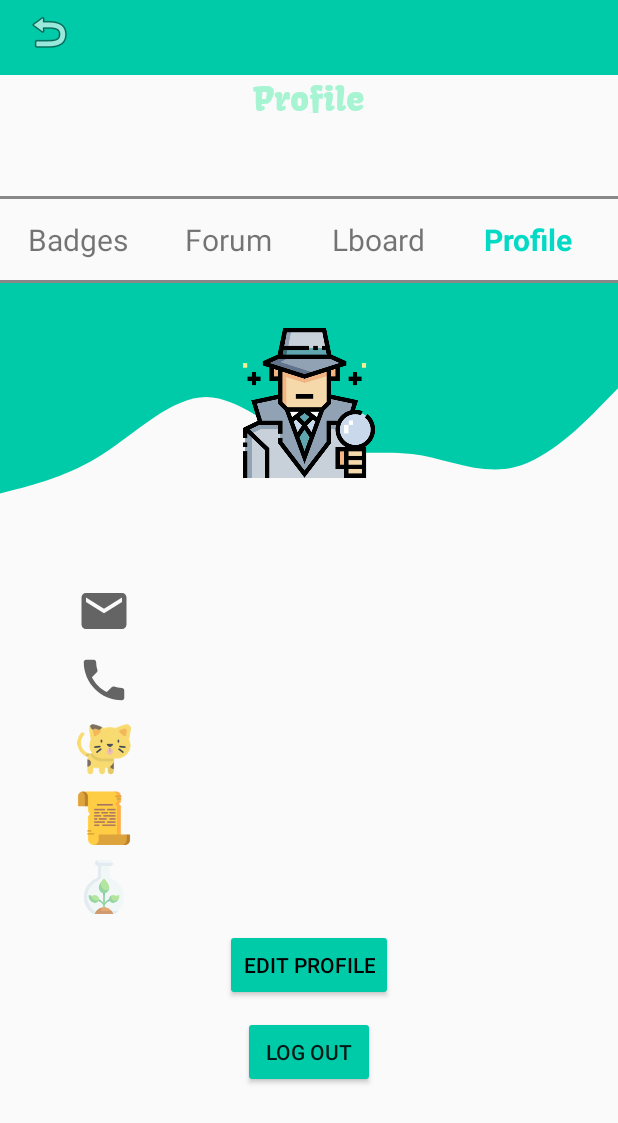
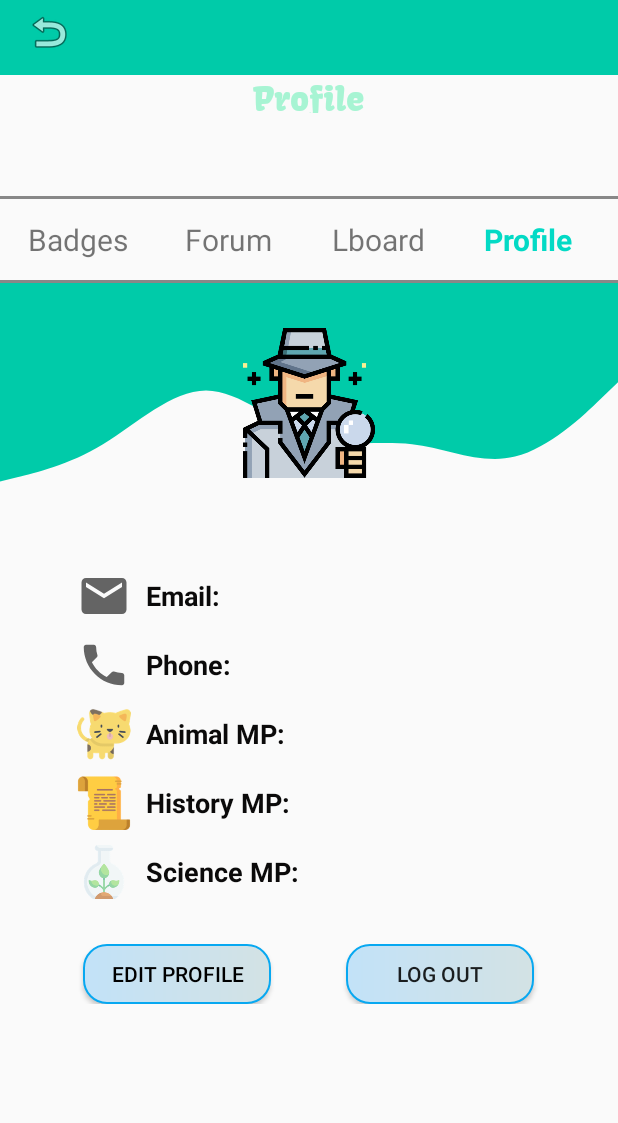
Before and after one commit to craymon777/NousProject, an Android app: the ProfileFragment screen opened directly, with no data from a screen before it, on a phone screen of 412 x 824 dp. Shown: the top 1123 px of the screen. Run offline under Robolectric (Android 15) with nearby library versions, the phone set to English and light mode, and no system bars; our stand-ins replace Firebase (no records; nobody signed in at launch, a user with empty details on screens opened directly); Roboto replaces fonts that are not available here; 8 statements that could not run were skipped.

Commit message:
Modify the Profile Page layout

```diff
--- a/app/src/main/res/layout/fragment_profile.xml
+++ b/app/src/main/res/layout/fragment_profile.xml
@@ -9,7 +9,7 @@
     <RelativeLayout
         android:id="@+id/iconLayout"
         android:layout_width="match_parent"
-        android:layout_height="175dp">
+        android:layout_height="165dp">
         <LinearLayout
             android:background="@drawable/ic_wave"
             android:layout_width="match_parent"
@@ -51,18 +51,31 @@
                 android:orientation="horizontal"
                 android:paddingLeft="25dp">
 
+
+
                 <ImageView
                     android:layout_width="36dp"
                     android:layout_height="36dp"
                     android:src="@drawable/ic_baseline_email_24" />
 
                 <TextView
+                    android:layout_width="wrap_content"
+                    android:layout_height="wrap_content"
+                    android:layout_gravity="center_vertical"
+                    android:paddingStart="10dp"
+                    android:text="Email: "
+                    android:textColor="#0B0A0A"
+                    android:textSize="18sp"
+                    android:textStyle="bold" />
+
+                <TextView
                     android:id="@+id/tvEmail"
                     android:layout_width="wrap_content"
                     android:layout_height="wrap_content"
                     android:layout_gravity="center_vertical"
-                    android:paddingLeft="20dp"
-                    android:textStyle="bold" />
+                    android:paddingLeft="5dp"
+                    android:textColor="#0B0A0A"
+                    android:textSize="18sp" />
             </LinearLayout>
 
             <LinearLayout
@@ -78,12 +91,23 @@
                     android:src="@drawable/ic_baseline_phone_24" />
 
                 <TextView
+                    android:layout_width="wrap_content"
+                    android:layout_height="wrap_content"
+                    android:layout_gravity="center_vertical"
+                    android:paddingStart="10dp"
+                    android:text="Phone: "
+                    android:textColor="#0B0A0A"
+                    android:textSize="18sp"
+                    android:textStyle="bold" />
+
+                <TextView
                     android:id="@+id/tvPhoneNo"
                     android:layout_width="wrap_content"
                     android:layout_height="wrap_content"
                     android:layout_gravity="center_vertical"
-                    android:paddingLeft="20dp"
-                    android:textStyle="bold" />
+                    android:paddingLeft="5dp"
+                    android:textColor="#0B0A0A"
+                    android:textSize="18sp" />
             </LinearLayout>
 
             <LinearLayout
@@ -99,12 +123,23 @@
                     android:src="@drawable/ic_animal" />
 
                 <TextView
+                    android:layout_width="wrap_content"
+                    android:layout_height="wrap_content"
+                    android:layout_gravity="center_vertical"
+                    android:paddingStart="10dp"
+                    android:text="Animal MP: "
+                    android:textColor="#0B0A0A"
+                    android:textSize="18sp"
+                    android:textStyle="bold" />
+
+                <TextView
                     android:id="@+id/tvAnimal"
                     android:layout_width="wrap_content"
                     android:layout_height="wrap_content"
                     android:layout_gravity="center_vertical"
-                    android:paddingLeft="20dp"
-                    android:textStyle="bold" />
+                    android:paddingLeft="5dp"
+                    android:textColor="#0B0A0A"
+                    android:textSize="18sp" />
             </LinearLayout>
 
             <LinearLayout
@@ -120,12 +155,23 @@
                     android:src="@drawable/ic_history" />
 
                 <TextView
+                    android:layout_width="wrap_content"
+                    android:layout_height="wrap_content"
+                    android:layout_gravity="center_vertical"
+                    android:paddingStart="10dp"
+                    android:text="History MP: "
+                    android:textColor="#0B0A0A"
+                    android:textSize="18sp"
+                    android:textStyle="bold" />
+
+                <TextView
                     android:id="@+id/tvhistory"
                     android:layout_width="wrap_content"
                     android:layout_height="wrap_content"
                     android:layout_gravity="center_vertical"
-                    android:paddingLeft="20dp"
-                    android:textStyle="bold" />
+                    android:paddingLeft="5dp"
+                    android:textColor="#0B0A0A"
+                    android:textSize="18sp" />
             </LinearLayout>
 
             <LinearLayout
@@ -141,32 +187,54 @@
                     android:src="@drawable/ic_science" />
 
                 <TextView
+                    android:layout_width="wrap_content"
+                    android:layout_height="wrap_content"
+                    android:layout_gravity="center_vertical"
+                    android:paddingStart="10dp"
+                    android:text="Science MP: "
+                    android:textColor="#0B0A0A"
+                    android:textSize="18sp"
+                    android:textStyle="bold" />
+
+                <TextView
                     android:id="@+id/tvScience"
                     android:layout_width="wrap_content"
                     android:layout_height="wrap_content"
                     android:layout_gravity="center_vertical"
-                    android:paddingLeft="20dp"
-                    android:textStyle="bold" />
+                    android:paddingLeft="5dp"
+                    android:textColor="#0B0A0A"
+                    android:textSize="18sp" />
             </LinearLayout>
+
+            <LinearLayout
+                android:layout_width="match_parent"
+                android:layout_height="wrap_content"
+                android:layout_marginTop="30dp"
+                android:gravity="center"
+                android:orientation="horizontal">
 
                 <Button
                     android:id="@+id/btnEditProfile"
-                android:layout_width="wrap_content"
-                android:layout_height="wrap_content"
+                    android:layout_width="125dp"
+                    android:layout_height="40dp"
                     android:layout_gravity="center"
-                android:layout_marginTop="10dp"
-                android:backgroundTint="@color/colorPrimaryVariant"
+                    android:layout_marginRight="50dp"
+                    android:background="@drawable/trees_button"
                     android:text="Edit Profile"
                     android:textColor="@color/black" />
 
                 <Button
                     android:id="@+id/buttonLogout"
-                android:layout_width="wrap_content"
-                android:layout_height="wrap_content"
+                    android:layout_width="125dp"
+                    android:layout_height="40dp"
                     android:layout_gravity="center"
-                android:layout_marginTop="10dp"
-                android:text="Log Out"
-                android:backgroundTint="@color/colorPrimaryVariant" />
+                    android:background="@drawable/trees_button"
+
+                    android:text="Log Out" />
+
+            </LinearLayout>
+
+
         </LinearLayout>
     </LinearLayout>
 
```
Lines whose indentation alone changed are shown as unchanged.
